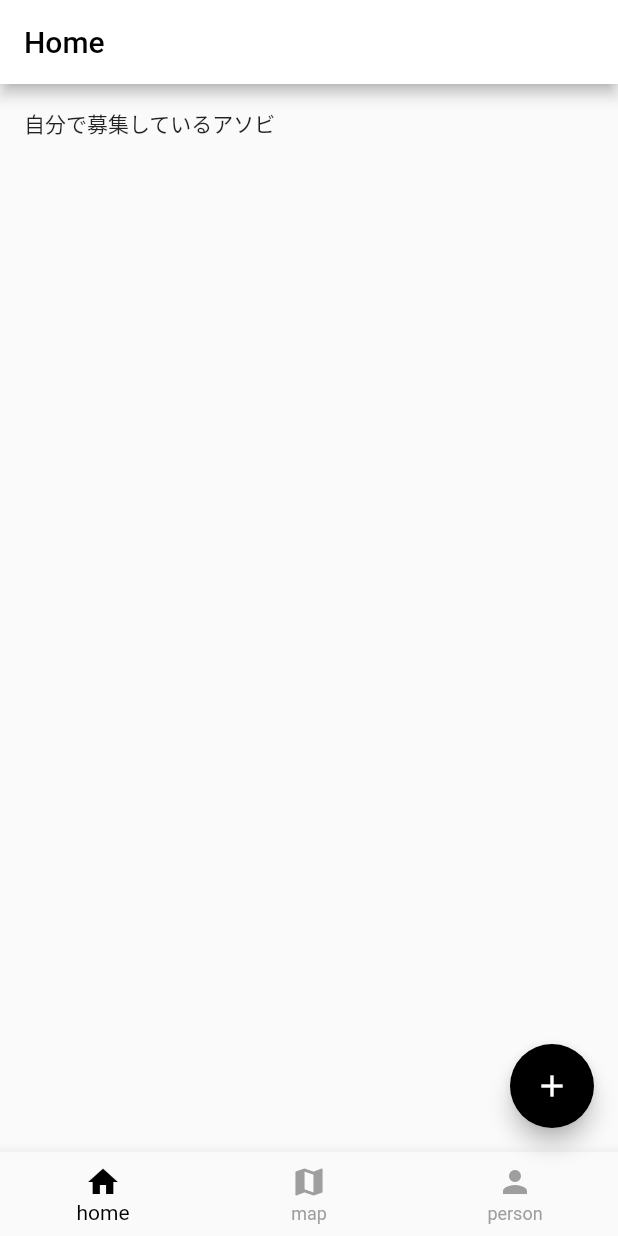
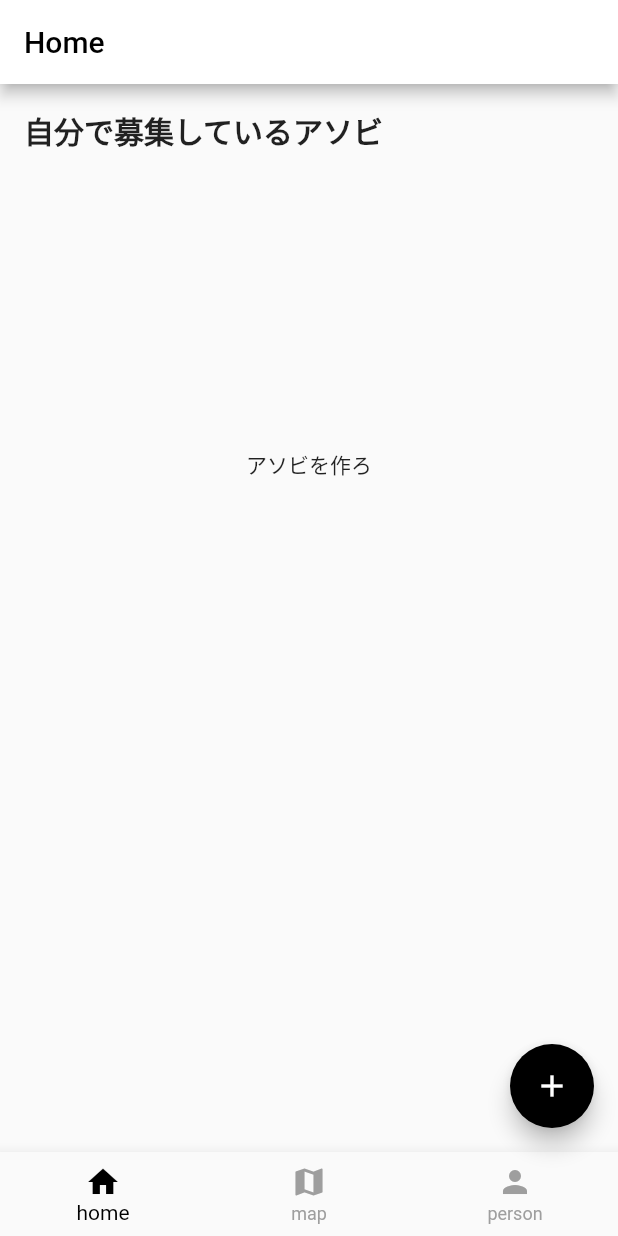
Before and after one commit to HajimexxxNakagawa/konoyubi, a Flutter app: the screen it shows once a user with an empty profile is signed in, on a phone screen of 412 x 824 dp. Run offline on Flutter 3.47's test engine with Material 2 defaults, Android fonts, the phone set to English and light mode, and no system bars; our stand-ins replace carousel_slider, cloud_firestore, firebase_auth, firebase_core, flutter_hooks, google_maps_flutter and 3 more; missing offline and left inert: flutter_facebook_auth; accounts and stored records are empty.

Commit message:
fine tuning

```diff
--- a/lib/ui/createAsobi/input_description_screen.dart
+++ b/lib/ui/createAsobi/input_description_screen.dart
@@ -21,7 +21,7 @@ class InputAsobiDescriptionScreen extends HookWidget {
           Navigator.pop(context);
         },
         onNext: () {
-          slidePageTransition(
+          pageTransition(
             context: context,
             to: const SelectAsobiPositionScreen(),
           );
--- a/lib/ui/createAsobi/input_name_screen.dart
+++ b/lib/ui/createAsobi/input_name_screen.dart
@@ -21,7 +21,7 @@ class InputAsobiNameScreen extends HookWidget {
           Navigator.pop(context);
         },
         onNext: () {
-          slidePageTransition(
+          pageTransition(
             context: context,
             to: const InputAsobiDescriptionScreen(),
           );
--- a/lib/ui/createAsobi/select_datetime_screen.dart
+++ b/lib/ui/createAsobi/select_datetime_screen.dart
@@ -21,7 +21,7 @@ class SelectAsobiDatetimeScreen extends HookWidget {
           Navigator.pop(context);
         },
         onNext: () {
-          slidePageTransition(
+          pageTransition(
             context: context,
             to: const SelectAsobiTagScreen(),
           );
--- a/lib/ui/createAsobi/select_position_screen.dart
+++ b/lib/ui/createAsobi/select_position_screen.dart
@@ -21,7 +21,7 @@ class SelectAsobiPositionScreen extends HookWidget {
           Navigator.pop(context);
         },
         onNext: () {
-          slidePageTransition(
+          pageTransition(
             context: context,
             to: const SelectAsobiDatetimeScreen(),
           );
--- a/lib/ui/createAsobi/select_tag_screen.dart
+++ b/lib/ui/createAsobi/select_tag_screen.dart
@@ -21,7 +21,7 @@ class SelectAsobiTagScreen extends HookWidget {
           Navigator.pop(context);
         },
         onNext: () {
-          slidePageTransition(
+          pageTransition(
             context: context,
             to: const ConfirmAsobiScreen(),
           );
--- a/lib/ui/home/home_screen.dart
+++ b/lib/ui/home/home_screen.dart
@@ -1,3 +1,5 @@
+import 'dart:ui';
+
 import 'package:cloud_firestore/cloud_firestore.dart';
 import 'package:flutter/material.dart';
 import 'package:flutter_hooks/flutter_hooks.dart';
@@ -26,9 +28,7 @@ class HomeScreen extends HookWidget {
     } else {
       final myAsobiList = toAsobi(list.data!.docs);
 
-      return HomeScreenVM(
-        entries: myAsobiList,
-      );
+      return HomeScreenVM(entries: myAsobiList);
     }
   }
 }
@@ -47,12 +47,37 @@ class HomeScreenVM extends StatelessWidget {
       children: [
         const Padding(
           padding: EdgeInsets.fromLTRB(16, 16, 16, 8),
-          child: Text('自分で募集しているアソビ'),
+          child: Text(
+            '自分で募集しているアソビ',
+            style: TextStyle(fontSize: 20, fontWeight: FontWeight.bold),
+          ),
         ),
         SizedBox(
           height: 400,
           width: double.infinity,
-          child: ListView.builder(
+          child: CurrentlyOpeningMyAsobi(entries: entries),
+        ),
+      ],
+    );
+  }
+}
+
+class CurrentlyOpeningMyAsobi extends StatelessWidget {
+  const CurrentlyOpeningMyAsobi({
+    Key? key,
+    required this.entries,
+  }) : super(key: key);
+
+  final List<Asobi> entries;
+
+  @override
+  Widget build(BuildContext context) {
+    return entries.isEmpty
+        ? const Center(
+            child: Text('アソビを作ろ'),
+          )
+        : ListView.builder(
+            physics: const NeverScrollableScrollPhysics(),
             padding: const EdgeInsets.all(8),
             itemCount: entries.length,
             itemBuilder: (BuildContext context, int index) {
@@ -63,10 +88,7 @@ class HomeScreenVM extends StatelessWidget {
                 ),
               );
             },
-          ),
-        ),
-      ],
-    );
+          );
   }
 }
 
--- a/lib/ui/prompt_sign_in_screen.dart
+++ b/lib/ui/prompt_sign_in_screen.dart
@@ -1,4 +1,5 @@
 import 'package:flutter/material.dart';
+import 'onboarding/sign_in_icons.dart';
 
 class PromptSignInScreen extends StatelessWidget {
   const PromptSignInScreen({Key? key}) : super(key: key);
@@ -8,7 +9,7 @@ class PromptSignInScreen extends StatelessWidget {
     return Scaffold(
       appBar: AppBar(),
       body: const Center(
-        child: Text('トウロクしてね'),
+        child: SignInIcons(),
       ),
     );
   }
```
Also changed, not shown: lib/ui/utility/transition.dart (+0 -22 lines).
